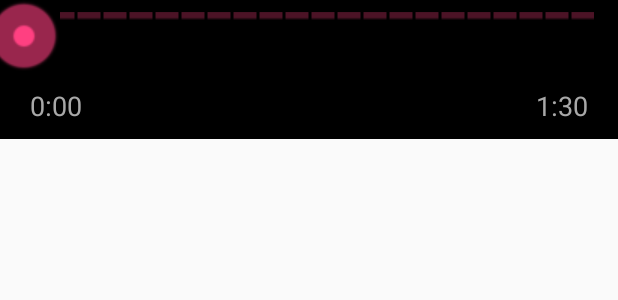
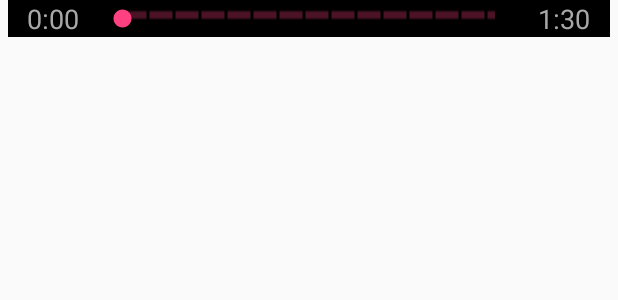
Before and after one commit to alliejc/BuzzerButler, an Android app: the layout seekbar.xml on its own in the app's theme, with its tools: preview values and no code run, on a phone screen of 412 x 824 dp. Shown: the top 300 px of the screen. Run offline under Robolectric (Android 15) with nearby library versions, the phone set to English and light mode, and no system bars.

Commit message:
cosmetic changes to seeker

```diff
--- a/app/src/main/res/layout/fragment_tracks.xml
+++ b/app/src/main/res/layout/fragment_tracks.xml
@@ -21,32 +21,32 @@
             android:id="@+id/tracks_recycler_view"
             android:layout_width="match_parent"
             android:layout_height="0dp"
-            android:layout_weight="55"
+            android:layout_weight="70"
             android:scrollbarSize="10dp"
             android:scrollbars="vertical">
         </android.support.v7.widget.RecyclerView>
+
+        <include
+            android:id="@+id/seeker_bar"
+            layout="@layout/seekbar"
+            android:layout_width="match_parent"
+            android:layout_height="0dp"
+            android:layout_weight="10"
+            />
 
         <include
             android:id="@+id/music_player"
             layout="@layout/music_player"
             android:layout_width="match_parent"
             android:layout_height="0dp"
-            android:layout_weight="15"/>
+            android:layout_weight="10"/>
 
         <include
             android:id="@+id/title_bar"
             layout="@layout/toolbar_nowplaying"
             android:layout_width="match_parent"
             android:layout_height="0dp"
-            android:layout_weight="10"/>
-
-        <include
-            android:id="@+id/seeker_bar"
-            layout="@layout/seekbar"
-            android:layout_width="match_parent"
-            android:layout_height="0dp"
-            android:layout_weight="15"
-            />
+            android:layout_weight="5"/>
 
     </LinearLayout>
 </FrameLayout>
--- a/app/src/main/res/layout/seekbar.xml
+++ b/app/src/main/res/layout/seekbar.xml
@@ -5,55 +5,43 @@
     android:layout_width="match_parent"
     android:layout_height="wrap_content"
     android:background="@color/color_default"
-    android:orientation="vertical"
+    android:orientation="horizontal"
     android:weightSum="100"
-    >
+    android:layout_marginStart="5dp"
+    android:layout_marginEnd="5dp">
+
+        <TextView
+            android:id="@+id/musicCurrentLoc"
+            android:layout_width="0dp"
+            android:layout_height="match_parent"
+            android:layout_weight="15"
+            android:text="0:00"
+            android:textColor="@color/color_light_gray"
+            android:textSize="18sp"
+            android:layout_gravity="center"
+            android:gravity="center">
+        </TextView>
 
     <SeekBar
         android:id="@+id/seekerBarView"
-        android:layout_width="match_parent"
+        android:layout_width="0dp"
         android:layout_height="match_parent"
-        android:layout_gravity="center"
-        android:layout_weight="50"
+        android:layout_weight="70"
         android:indeterminate="false"
         android:progressDrawable="@drawable/seekbar_progress_pink"
-        android:thumb="@drawable/seekbar_control_pink"
-        />
-
-    <LinearLayout
-        android:layout_width="match_parent"
-        android:layout_height="match_parent"
-        android:layout_weight="50"
-        android:orientation="horizontal"
-        android:padding="10dp"
-        android:weightSum="100"
-        >
-
-        <TextView
-            android:id="@+id/musicCurrentLoc"
-            android:layout_width="wrap_content"
-            android:layout_height="wrap_content"
-            android:layout_weight="50"
-            android:gravity="start"
-            android:paddingEnd="10dp"
-            android:paddingStart="10dp"
-            android:text="0:00"
-            android:textColor="@color/color_light_gray"
-            android:textSize="18sp">
-        </TextView>
+        android:layout_gravity="center"
+        android:gravity="center"/>
 
         <TextView
             android:id="@+id/musicDuration"
-            android:layout_width="wrap_content"
-            android:layout_height="wrap_content"
-            android:layout_weight="50"
-            android:gravity="end"
-            android:paddingEnd="10dp"
-            android:paddingStart="10dp"
+            android:layout_width="0dp"
+            android:layout_height="match_parent"
+            android:layout_weight="15"
             android:text="1:30"
             android:textColor="@color/color_light_gray"
-            android:textSize="18sp">
+            android:textSize="18sp"
+            android:layout_gravity="center"
+            android:gravity="center">
 
         </TextView>
     </LinearLayout>
-</LinearLayout>
```
